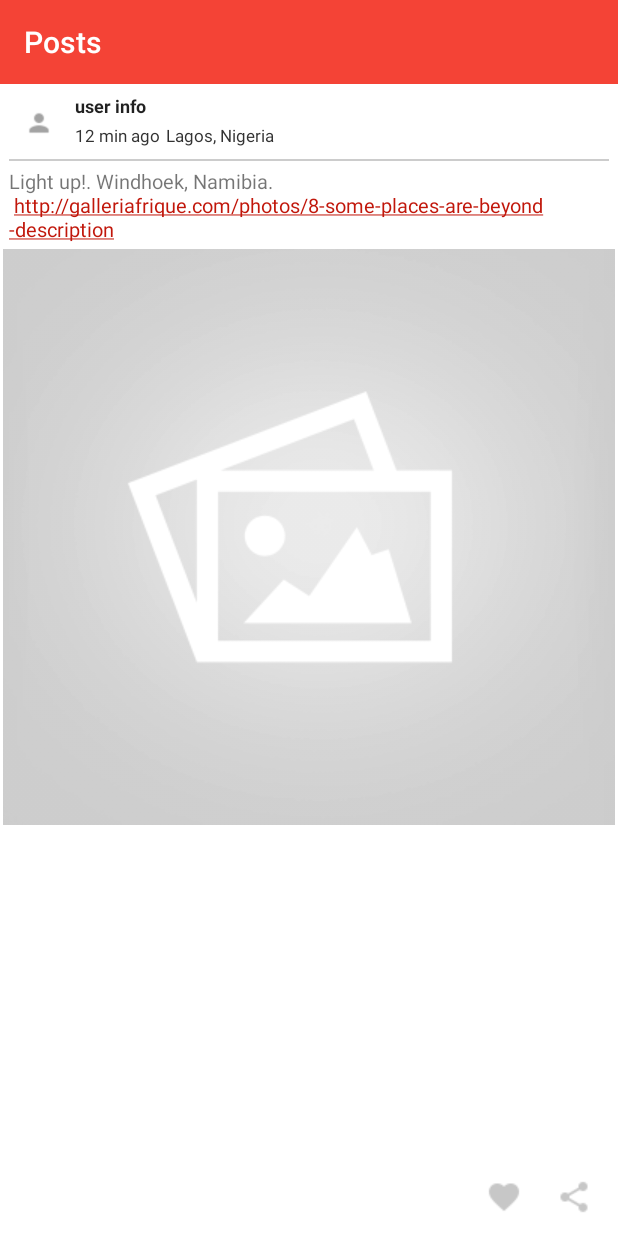
After one commit to anosikeosifo/galleriaafrique, an Android app: the fragment PostDetails placed in its activity, on a phone screen of 412 x 824 dp. The commit adds this screen. Run offline under Robolectric (Android 15) with nearby library versions, the phone set to English and light mode, and no system bars; libraries missing offline, so code that uses them is left out: retrofit.client; pictures from the network do not load; 2 statements that could not run were skipped.

Commit message:
Complete Post Detail View

```diff
--- a/app/src/main/java/com/galleriafrique/controller/activity/base/Home.java
+++ b/app/src/main/java/com/galleriafrique/controller/activity/base/Home.java
@@ -7,6 +7,7 @@ import android.support.v7.app.ActionBar;
 import android.support.v7.widget.Toolbar;
 
 import com.galleriafrique.R;
+import com.galleriafrique.model.post.Post;
 
 /**
  * Created by osifo on 8/23/15.
@@ -47,4 +48,9 @@ public class Home extends BaseActivity {
     public void showPosts() {
         getSupportFragmentManager().popBackStack(null, FragmentManager.POP_BACK_STACK_INCLUSIVE);
     }
+
+
+    public FragmentSwitcher getFragmentSwitcher() {
+        return fragmentSwitcher;
+    }
 }
--- /dev/null
+++ b/app/src/main/java/com/galleriafrique/controller/fragment/posts/PostDetails.java
@@ -0,0 +1,146 @@
+package com.galleriafrique.controller.fragment.posts;
+
+import android.app.ListFragment;
+import android.os.Bundle;
+import android.view.LayoutInflater;
+import android.view.View;
+import android.view.ViewGroup;
+import android.widget.EditText;
+import android.widget.ImageButton;
+import android.widget.ImageView;
+import android.widget.TextView;
+
+import com.bumptech.glide.Glide;
+import com.galleriafrique.R;
+import com.galleriafrique.controller.activity.base.Home;
+import com.galleriafrique.controller.fragment.base.BaseFragment;
+import com.galleriafrique.model.post.Post;
+import com.galleriafrique.util.CommonUtils;
+import com.galleriafrique.util.tools.CircleTransform;
+import com.google.gson.reflect.TypeToken;
+
+import org.w3c.dom.Text;
+
+/**
+ * Created by osifo on 9/15/15.
+ */
+public class PostDetails  extends BaseFragment{
+    private ImageButton sharePost;
+    private ImageButton addComment;
+    private ImageButton postComment;
+    private ImageButton favoritePost;
+    private ImageView postImage;
+    private ImageView postUserAvatar;
+    private EditText commentText;
+    private ListFragment commentsFragment;
+
+    private View postDetailsHeader;
+    private View postComments;
+
+    private Post post;
+
+    private Home activity;
+
+    public static PostDetails newInstance(Post post) {
+        PostDetails fragment = new PostDetails();
+
+        Bundle bundle = new Bundle();
+        bundle.putString(Post.POST_DATA, CommonUtils.getGson().toJson(post).toString());
+        fragment.setArguments(bundle);
+        return  fragment;
+    }
+
+    public PostDetails() {
+
+    }
+
+
+    @Override
+    public View onCreateView(LayoutInflater inflater, ViewGroup container,
+                             Bundle savedInstanceState) {
+        // Inflate the layout for this fragment
+        return inflater.inflate(R.layout.post_detail_header, container, false);
+    }
+
+
+    @Override
+    public void onViewCreated(View view, Bundle savedInstanceState) {
+        super.onViewCreated(view, savedInstanceState);
+        activity = (Home) getActivity();
+
+        setUIContent(view);
+    }
+
+
+    private void setUIContent(View view) {
+        Bundle bundle = this.getArguments();
+
+        if (bundle != null) {
+            String postData = bundle.getString(Post.POST_DATA);
+            if (postData != null) {
+                post = CommonUtils.getGson().fromJson(postData, new TypeToken<Post>(){}.getType());
+                if (post != null) {
+                    initUI(view);
+                    setClickListeners();
+                }
+            }
+        }
+    }
+
+    private void initUI(View view) {
+        sharePost = (ImageButton)view.findViewById(R.id.share_post);
+        favoritePost = (ImageButton)view.findViewById(R.id.favorite_post);
+
+        ((TextView)view.findViewById(R.id.post_username)).setText(post.getUsername());
+        ((TextView)view.findViewById(R.id.post_description)).setText(post.getDescription());
+        ((TextView)view.findViewById(R.id.post_location)).setText(post.getLocation());
+
+        postUserAvatar = (ImageView)view.findViewById(R.id.post_user_avatar);
+        postImage = (ImageView)view.findViewById(R.id.post_photo);
+
+        if(post.getUserAvatar()!= null) {
+            Glide.with(activity).load(post.getUserAvatar()).fitCenter().error(R.drawable.ic_avatar)
+                    .placeholder(R.drawable.ic_avatar).into(postUserAvatar);
+        }
+
+        if(post.getImage() != null) {
+            Glide.with(activity).load(post.getImage()).fitCenter().error(R.drawable.placeholder_photo)
+                    .placeholder(R.drawable.placeholder_photo).into(postImage);
+        }
+    }
+
+
+    private void setClickListeners() {
+        sharePost.setOnClickListener(new View.OnClickListener() {
+            @Override
+            public void onClick(View view) {
+                CommonUtils.toast(activity, "sharepost clicked");
+            }
+        });
+
+        favoritePost.setOnClickListener(new View.OnClickListener() {
+            @Override
+            public void onClick(View view) {
+                CommonUtils.toast(activity, "favoritePost clicked");
+            }
+        });
+
+        postUserAvatar.setOnClickListener(new View.OnClickListener() {
+            @Override
+            public void onClick(View view) {
+                CommonUtils.toast(activity, "would load user profile view");
+            }
+        });
+
+    }
+
+
+
+
+
+
+
+
+
+
+}
--- a/app/src/main/java/com/galleriafrique/controller/fragment/posts/Posts.java
+++ b/app/src/main/java/com/galleriafrique/controller/fragment/posts/Posts.java
@@ -17,6 +17,7 @@ import android.widget.LinearLayout;
 import android.widget.ProgressBar;
 
 import com.galleriafrique.R;
+import com.galleriafrique.controller.activity.base.FragmentSwitcher;
 import com.galleriafrique.controller.activity.base.Home;
 import com.galleriafrique.controller.fragment.base.BaseFragment;
 import com.galleriafrique.model.post.LikeResponse;
@@ -182,7 +183,7 @@ public class Posts extends BaseFragment implements  PostRepo.PostRepoListener, P
 
     @Override
     public void showPostDetails(Post post) {
-
+        activity.getFragmentSwitcher().showPostDetails(post);
     }
 
     @Override
--- a/app/src/main/java/com/galleriafrique/controller/interfaces/FragmentSwitcherInterfce.java
+++ b/app/src/main/java/com/galleriafrique/controller/interfaces/FragmentSwitcherInterfce.java
@@ -1,11 +1,13 @@
 package com.galleriafrique.controller.interfaces;
+
+import com.galleriafrique.model.post.Post;
 
 /**
  * Created by osifo on 8/23/15.
  */
 public interface FragmentSwitcherInterfce {
     void showSearchView();
-    void showPostDetails();
+    void showPostDetails(Post post);
     void showUserProfile();
     void showFollowers();
     void showFollowing();
--- /dev/null
+++ b/app/src/main/res/layout/post_detail_header.xml
@@ -0,0 +1,136 @@
+<?xml version="1.0" encoding="utf-8"?>
+<LinearLayout android:id="@+id/postDetail"
+    xmlns:android="http://schemas.android.com/apk/res/android"
+    android:layout_height="match_parent"
+    android:layout_width="fill_parent"
+    android:padding="@dimen/padding_small"
+    android:orientation="vertical"
+    android:background="@color/white">
+
+    <LinearLayout
+        android:layout_width="match_parent"
+        android:layout_height="wrap_content"
+        android:orientation="horizontal"
+        android:padding="@dimen/padding_medium"
+        android:paddingTop="@dimen/padding_medium">
+
+        <ImageView android:id="@+id/post_user_avatar"
+            android:layout_height="@dimen/avatar_small"
+            android:layout_width="@dimen/avatar_small"
+            android:padding="@dimen/padding_medium"
+            android:src="@drawable/ic_avatar"/>
+
+        <LinearLayout
+            android:layout_width="0dp"
+            android:layout_height="match_parent"
+            android:orientation="vertical"
+            android:layout_weight="3"
+            android:paddingLeft="@dimen/padding_medium">
+
+
+            <TextView
+                android:id="@+id/post_username"
+                android:layout_width="wrap_content"
+                android:layout_height="wrap_content"
+                android:layout_alignParentTop="true"
+                android:layout_alignParentLeft="true"
+                android:textSize="12dp"
+                android:textStyle="bold"
+                android:textAppearance="?android:attr/textAppearanceLarge"
+                android:text="user info" />
+
+            <LinearLayout
+                android:layout_width="wrap_content"
+                android:layout_height="wrap_content"
+                android:orientation="horizontal"
+                android:padding="0dp">
+
+                <TextView
+                    android:id="@+id/post_created_at"
+                    android:layout_width="wrap_content"
+                    android:layout_height="wrap_content"
+                    android:layout_alignBottom="@+id/list_item_user"
+                    android:layout_alignBaseline="@+id/list_item_user"
+                    android:layout_alignParentRight="true"
+                    android:layout_marginTop="@dimen/padding_medium"
+                    android:textAppearance="?android:attr/textAppearanceSmall"
+                    android:textColor="@android:color/secondary_text_light"
+                    android:text="12 min ago"
+                    android:textSize="@dimen/text_extra_small" />
+
+
+                <TextView
+                    android:id="@+id/post_location"
+                    android:layout_width="wrap_content"
+                    android:layout_height="wrap_content"
+                    android:layout_alignBottom="@+id/list_item_user"
+                    android:layout_alignBaseline="@+id/list_item_user"
+                    android:layout_alignParentRight="true"
+                    android:layout_marginTop="@dimen/padding_medium"
+                    android:layout_marginLeft="@dimen/padding_medium"
+                    android:textAppearance="?android:attr/textAppearanceSmall"
+                    android:textColor="@android:color/secondary_text_light"
+                    android:layout_centerVertical="true"
+                    android:text="Lagos, Nigeria"
+                    android:textSize="@dimen/text_extra_small" />
+            </LinearLayout>
+
+        </LinearLayout>
+    </LinearLayout>
+
+
+    <LinearLayout
+        android:layout_width="match_parent"
+        android:layout_height="0dp"
+        android:orientation="vertical"
+        android:paddingLeft="0dp"
+        android:paddingRight="0dp"
+        android:layout_weight="2">
+
+        <View
+            android:layout_width="fill_parent"
+            android:layout_height="1dp"
+            android:background="#ccc"
+            android:layout_marginLeft="@dimen/padding_medium"
+            android:layout_marginRight="@dimen/padding_medium"/>
+
+        <TextView
+            android:id="@+id/post_description"
+            android:layout_width="match_parent"
+            android:layout_height="wrap_content"
+            android:layout_alignParentLeft="true"
+            android:layout_margin="@dimen/padding_medium"
+            android:textSize="@dimen/text_small"
+            android:autoLink="web"
+            android:focusable="false"
+            android:linksClickable="true"
+            android:text="Light up!. Windhoek, Namibia.\n http://galleriafrique.com/photos/8-some-places-are-beyond-description"
+            android:textAppearance="?android:attr/textAppearanceSmall"
+            />
+
+        <ImageView android:id="@+id/post_photo"
+            android:layout_height="wrap_content"
+            android:layout_width="match_parent"
+            android:layout_alignParentTop = "true"
+            android:scaleType="centerCrop"
+            android:src="@drawable/placeholder_photo"/>
+    </LinearLayout>
+
+    <LinearLayout android:layout_width="match_parent"
+        android:layout_height="wrap_content"
+        android:orientation="horizontal"
+        android:gravity="right"
+        android:padding="@dimen/padding_medium">
+
+
+        <ImageButton android:id="@+id/favorite_post"
+            style="@style/feed_icons_style"
+            android:src="@drawable/ic_favorite" />
+
+        <ImageButton android:id="@+id/share_post"
+            style="@style/feed_icons_style"
+            android:src="@drawable/ic_share" />
+
+    </LinearLayout>
+
+</LinearLayout>
--- a/app/src/main/res/layout/posts.xml
+++ b/app/src/main/res/layout/posts.xml
@@ -1,6 +1,7 @@
 <FrameLayout xmlns:android="http://schemas.android.com/apk/res/android"
     xmlns:tools="http://schemas.android.com/tools" android:layout_width="match_parent"
     android:layout_height="match_parent"
+    android:id="@+id/container"
     tools:context="com.galleriafrique.controller.fragment.posts.Posts">
 
     <android.support.v4.widget.SwipeRefreshLayout
--- /dev/null
+++ b/app/src/main/res/layout/posts_comments_list.xml
@@ -0,0 +1,5 @@
+<?xml version="1.0" encoding="utf-8"?>
+<ListView android:id="@+id/commentList"
+    xmlns:android="http://schemas.android.com/apk/res/android"
+    android:layout_width="match_parent"
+    android:layout_height="match_parent" />
```
Also changed, not shown: app/src/main/java/com/galleriafrique/controller/activity/base/FragmentSwitcher.java (+4 -3 lines), app/src/main/java/com/galleriafrique/model/comment/Comment.java (+23 -0 lines), app/src/main/java/com/galleriafrique/model/post/Post.java (+15 -7 lines), app/src/main/java/com/galleriafrique/view/adapters/CommentsListAdapter.java (+77 -1 lines), app/src/main/java/com/galleriafrique/view/adapters/PostsListAdapter.java (+7 -0 lines), app/src/main/java/com/galleriafrique/view/holders/CommentHolder.java (+17 -0 lines), app/src/main/res/layout/post_comments_list_item.xml (added, +60 -0 lines).
